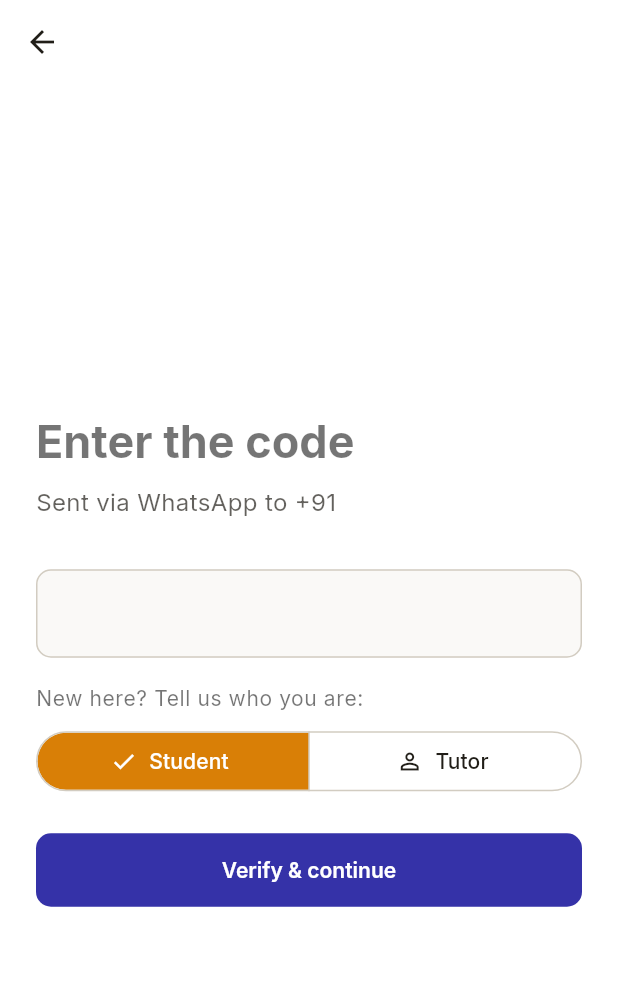
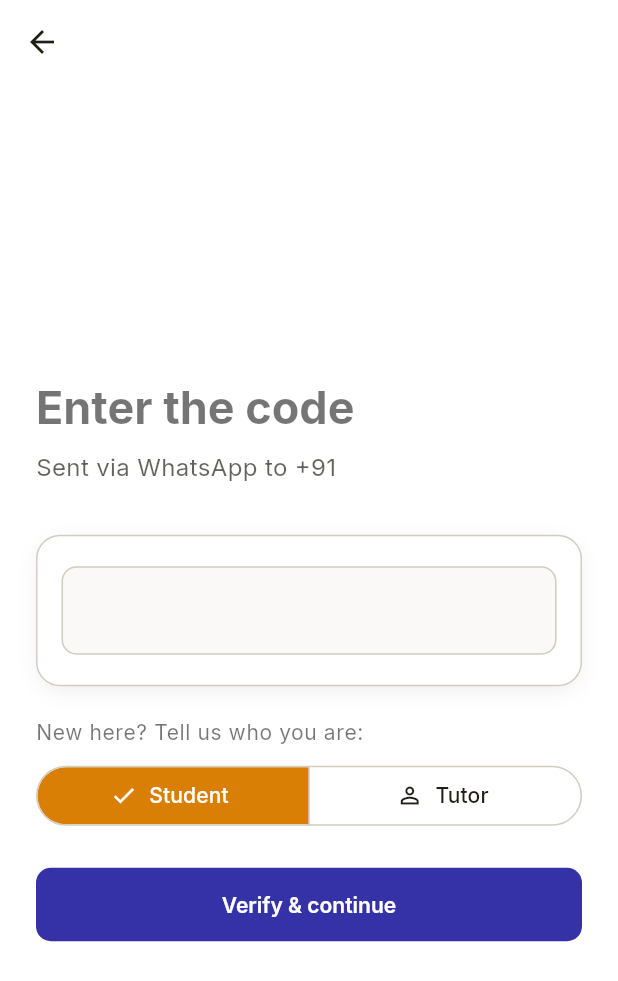
Before and after one commit to roshanaafiya09-svg/tution, a Flutter app: the OtpScreen screen opened by its route, on a phone screen of 412 x 824 dp. Shown: the top 981 px of the screen. Run offline on Flutter 3.47's test engine with Material 3 defaults, Android fonts, the phone set to English and light mode, and no system bars; our stand-ins replace dio, drift, drift_flutter, file_picker, firebase_core, firebase_messaging and 7 more; missing offline and left inert: posthog_flutter; accounts and stored records are empty; generated files the repository leaves out were written again.

Commit message:
Redesign mobile auth screens (login + OTP)
Renames the hardcoded "Tuition App" title to "Scholar" for brand
consistency with the web app (docs/design-system.md and the design
tokens already name the system "Scholar" — the screen text just hadn't
caught up). Adds a subtle brand-tinted radial gradient background on
login (matching the web landing page's restrained use of a brand-color
backdrop), wraps the OTP entry field in an elevated AppCard for visual
emphasis, and extracts a new shared FormErrorBanner widget (icon +
tinted container) to replace the plain red error text on both screens
— reused by both, and available for future forms.

No changes to auth_controller, routing, or API calls.

Verification note: flutter analyze is clean (no issues). I was not
able to visually confirm rendering in this environment — Flutter's
web build renders through a closed shadow-DOM CanvasKit surface with
no accessible text/canvas content, and screenshot compositing is
unavailable here, so neither of the two visual-verification paths
that worked for the web app apply to Flutter. Recommend a manual pass
on a real device/emulator before shipping.

```diff
--- a/mobile/lib/features/auth/presentation/otp_screen.dart
+++ b/mobile/lib/features/auth/presentation/otp_screen.dart
@@ -2,6 +2,7 @@ import 'package:flutter/material.dart';
 import 'package:flutter_riverpod/flutter_riverpod.dart';
 import '../../../core/theme/design_tokens.dart';
 import '../../../l10n/gen/app_localizations.dart';
+import '../../../widgets/widgets.dart';
 import '../application/auth_controller.dart';
 import '../data/auth_models.dart';
 
@@ -68,7 +69,13 @@ class _OtpScreenState extends ConsumerState<OtpScreen> {
                     ),
                   ),
                   const SizedBox(height: 32),
-                  Form(
+                  AppCard(
+                    elevated: true,
+                    padding: const EdgeInsets.symmetric(
+                      horizontal: DesignTokens.spacing4,
+                      vertical: DesignTokens.spacing5,
+                    ),
+                    child: Form(
                       key: _formKey,
                       child: TextFormField(
                         controller: _codeController,
@@ -79,7 +86,10 @@ class _OtpScreenState extends ConsumerState<OtpScreen> {
                         style: theme.textTheme.headlineSmall?.copyWith(
                           letterSpacing: 8,
                         ),
-                      decoration: const InputDecoration(counterText: ''),
+                        decoration: const InputDecoration(
+                          counterText: '',
+                          border: InputBorder.none,
+                        ),
                         validator: (value) {
                           if (value == null || value.trim().length != 6) {
                             return l10n.otpCodeError;
@@ -89,7 +99,8 @@ class _OtpScreenState extends ConsumerState<OtpScreen> {
                         onFieldSubmitted: (_) => _submit(),
                       ),
                     ),
-                  const SizedBox(height: 16),
+                  ),
+                  const SizedBox(height: 20),
                   Text(
                     l10n.newHerePrompt,
                     style: theme.textTheme.bodySmall,
@@ -114,12 +125,7 @@ class _OtpScreenState extends ConsumerState<OtpScreen> {
                   ),
                   if (authState.error != null) ...[
                     const SizedBox(height: 16),
-                    Text(
-                      authState.error!,
-                      style: theme.textTheme.bodySmall?.copyWith(
-                        color: DesignTokens.error,
-                      ),
-                    ),
+                    FormErrorBanner(message: authState.error!),
                   ],
                   const SizedBox(height: 24),
                   ElevatedButton(
--- a/mobile/lib/widgets/widgets.dart
+++ b/mobile/lib/widgets/widgets.dart
@@ -2,6 +2,7 @@
 // import this instead of hand-rolling private card/state widgets.
 export 'app_card.dart';
 export 'app_snackbar.dart';
+export 'form_error_banner.dart';
 export 'section_label.dart';
 export 'state_views.dart';
 export 'status_chip.dart';
```
Also changed, not shown: mobile/lib/features/auth/presentation/login_screen.dart (+25 -8 lines), mobile/lib/widgets/form_error_banner.dart (added, +45 -0 lines). Lines whose indentation alone changed are shown as unchanged.
